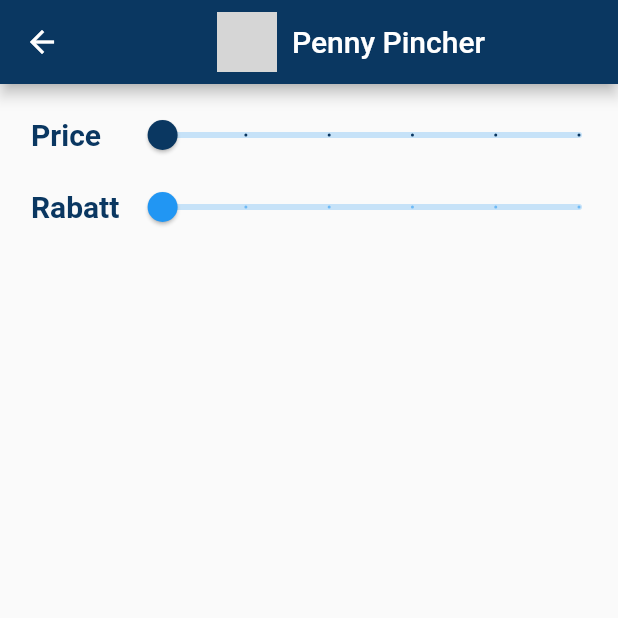
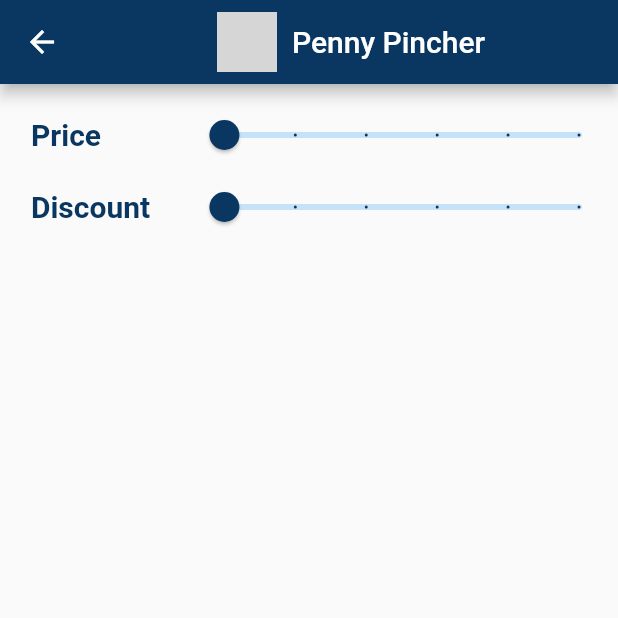
Before and after one commit to dimitarKolev99/flutter_project, a Flutter app: the FilterView screen opened directly, on a phone screen of 412 x 824 dp, the top half of it. Run offline on Flutter 3.47's test engine with Material 2 defaults, Android fonts, the phone set to English and light mode, and no system bars; our stand-ins replace shared_preferences; accounts and stored records are empty; network calls fail; grey boxes are pictures that could not be loaded.

```diff
--- a/lib/view/filter_view.dart
+++ b/lib/view/filter_view.dart
@@ -4,13 +4,16 @@ import 'package:penny_pincher/models/product.dart';
 import 'package:penny_pincher/services/product_api.dart';
 
 class FilterView extends StatefulWidget {
+
+
+
   @override
   State<FilterView> createState() => _FilterViewState();
 }
 
 class _FilterViewState extends State<FilterView> {
   var _currentSliderValuePrice = 0.0;
-  var _currentSliderValueRabatt = 0.0;
+  var _currentSliderValueDiscount = 0.0;
 
 
 
@@ -69,10 +72,10 @@ class _FilterViewState extends State<FilterView> {
               ),
               Container(
                 //color: Colors.green,
-                width: blockSizeHorizontal * 80,
+                width: blockSizeHorizontal * 70,
                 child: Slider(
                   activeColor: ProductApi.darkBlue,
-                  //inactiveColor: ProductApi.lightBlue,
+                  //inactiveColor: ProductApi.orange,
                   value: _currentSliderValuePrice,
                   min: 0,
                   max: 100,
@@ -91,7 +94,7 @@ class _FilterViewState extends State<FilterView> {
               mainAxisAlignment: MainAxisAlignment.spaceBetween,
             children: [
               Text(
-                "Rabatt",
+                "Discount",
                 style: const TextStyle(
                   fontWeight: FontWeight.bold,
                   fontSize: 20,
@@ -100,16 +103,17 @@ class _FilterViewState extends State<FilterView> {
               ),
               Container(
                // color: Colors.green,
-                width: blockSizeHorizontal * 80,
+                width: blockSizeHorizontal * 70,
                 child: Slider(
-                  value: _currentSliderValueRabatt,
+                  activeColor: ProductApi.darkBlue,
+                  value: _currentSliderValueDiscount,
                   min: 0,
                   max: 100,
                   divisions: 5,
-                  label: _currentSliderValueRabatt.round().toString(),
+                  label: _currentSliderValueDiscount.round().toString(),
                   onChanged: (double value) {
                     setState(() {
-                      _currentSliderValueRabatt = value;
+                      _currentSliderValueDiscount = value;
                     });
                   },
                 ),
```
Also changed, not shown: lib/view/home.dart (+24 -1 lines), lib/view/widget/article_search.dart (+3 -15 lines).
